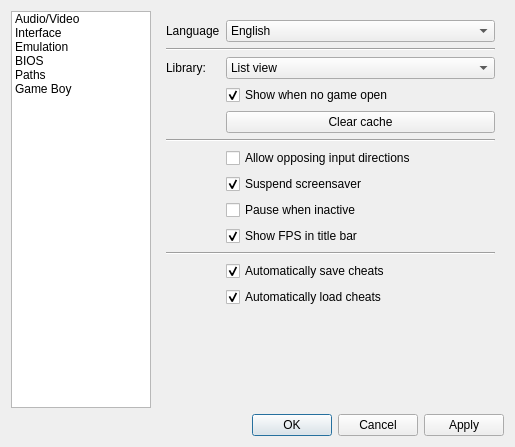
Old version of the form Libretro/mgba/src/platform/qt/SettingsView.ui in the repository kiddreads/Avalon-copy2.
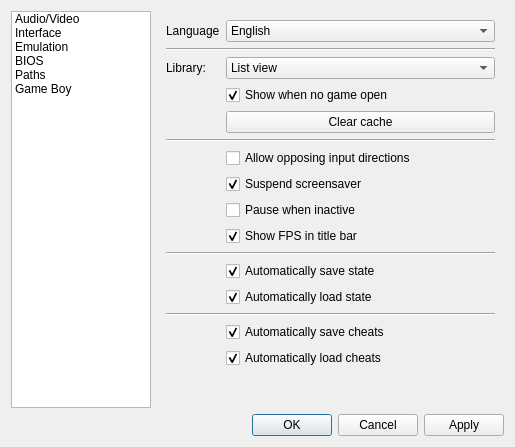
New version of the form. The open tabs and pages were chosen to show the change.

Commit message: Qt: Port autosave to Qt interface

Diff of the .ui file:
```diff
--- a/Libretro/mgba/src/platform/qt/SettingsView.ui
+++ b/Libretro/mgba/src/platform/qt/SettingsView.ui
@@ -512,7 +512,14 @@
          </property>
         </widget>
        </item>
-       <item row="11" column="1">
+       <item row="13" column="0" colspan="2">
+        <widget class="Line" name="line_16">
+         <property name="orientation">
+          <enum>Qt::Horizontal</enum>
+         </property>
+        </widget>
+       </item>
+       <item row="14" column="1">
         <widget class="QCheckBox" name="cheatAutosave">
          <property name="text">
           <string>Automatically save cheats</string>
@@ -522,7 +529,7 @@
          </property>
         </widget>
        </item>
-       <item row="12" column="1">
+       <item row="15" column="1">
         <widget class="QCheckBox" name="cheatAutoload">
          <property name="text">
           <string>Automatically load cheats</string>
@@ -532,6 +539,26 @@
          </property>
         </widget>
        </item>
+       <item row="11" column="1">
+        <widget class="QCheckBox" name="autosave">
+         <property name="text">
+          <string>Automatically save state</string>
+         </property>
+         <property name="checked">
+          <bool>true</bool>
+         </property>
+        </widget>
+       </item>
+       <item row="12" column="1">
+        <widget class="QCheckBox" name="autoload">
+         <property name="text">
+          <string>Automatically load state</string>
+         </property>
+         <property name="checked">
+          <bool>true</bool>
+         </property>
+        </widget>
+       </item>
       </layout>
      </widget>
      <widget class="QWidget" name="emulation">
```
The commit also changes 5 other files.
